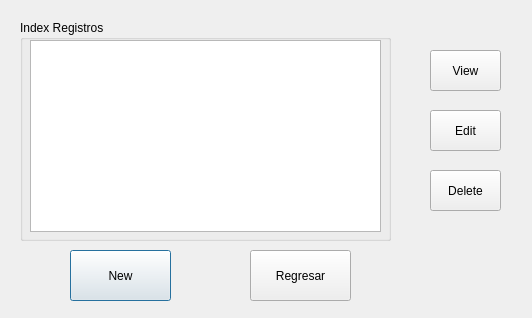
Old version of the form Sistema_de_Registro_de_Hotel/gui_index_registro.ui in the repository JeffersonFarCar/Sistema-de-Registro-de-Hotel.
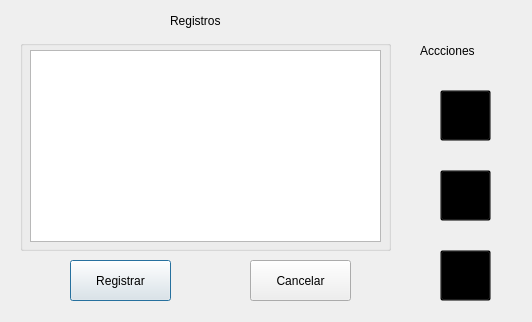
New version of the form. Icons and pictures are not drawn.

Commit message: Index Views

Diff of the .ui file:
```diff
--- a/Sistema_de_Registro_de_Hotel/gui_index_registro.ui
+++ b/Sistema_de_Registro_de_Hotel/gui_index_registro.ui
@@ -7,7 +7,7 @@
     <x>0</x>
     <y>0</y>
     <width>532</width>
-    <height>318</height>
+    <height>322</height>
    </rect>
   </property>
   <property name="windowTitle">
@@ -17,32 +17,35 @@
    <property name="geometry">
     <rect>
      <x>70</x>
-     <y>250</y>
+     <y>260</y>
      <width>101</width>
-     <height>51</height>
+     <height>41</height>
     </rect>
    </property>
+   <property name="styleSheet">
+    <string notr="true">font: 75 16pt &quot;Times New Roman&quot;;</string>
+   </property>
    <property name="text">
-    <string>New</string>
+    <string>Registrar</string>
    </property>
   </widget>
   <widget class="QGroupBox" name="groupBox">
    <property name="geometry">
     <rect>
      <x>20</x>
-     <y>20</y>
+     <y>40</y>
      <width>371</width>
-     <height>221</height>
+     <height>211</height>
     </rect>
    </property>
    <property name="title">
-    <string>Index Registros</string>
+    <string/>
    </property>
    <widget class="QListWidget" name="list_Registros">
     <property name="geometry">
      <rect>
       <x>10</x>
-      <y>20</y>
+      <y>10</y>
       <width>351</width>
       <height>192</height>
      </rect>
@@ -53,52 +56,120 @@
    <property name="geometry">
     <rect>
      <x>250</x>
-     <y>250</y>
+     <y>260</y>
      <width>101</width>
-     <height>51</height>
+     <height>41</height>
     </rect>
    </property>
+   <property name="styleSheet">
+    <string notr="true">font: 75 16pt &quot;Times New Roman&quot;;</string>
+   </property>
    <property name="text">
-    <string>Regresar</string>
+    <string>Cancelar</string>
    </property>
   </widget>
   <widget class="QPushButton" name="view_registros_button">
    <property name="geometry">
     <rect>
-     <x>430</x>
-     <y>50</y>
-     <width>71</width>
-     <height>41</height>
+     <x>440</x>
+     <y>90</y>
+     <width>51</width>
+     <height>51</height>
     </rect>
    </property>
+   <property name="styleSheet">
+    <string notr="true">#view_registros_button{
+	background-color: transparent;
+	border-image: url(:/imagenes/imagenes/view_unpressed.png);
+}
+
+#view_registros_button:pressed{
+	background-color: transparent;
+	border-image: url(:/imagenes/imagenes/view_pressed.png);
+}</string>
+   </property>
    <property name="text">
-    <string>View</string>
+    <string/>
    </property>
   </widget>
   <widget class="QPushButton" name="edit_registros_button">
    <property name="geometry">
     <rect>
-     <x>430</x>
-     <y>110</y>
-     <width>71</width>
-     <height>41</height>
-    </rect>
-   </property>
-   <property name="text">
-    <string>Edit</string>
-   </property>
-  </widget>
-  <widget class="QPushButton" name="delete_registros_button">
-   <property name="geometry">
-    <rect>
-     <x>430</x>
+     <x>440</x>
      <y>170</y>
-     <width>71</width>
-     <height>41</height>
+     <width>51</width>
+     <height>51</height>
     </rect>
    </property>
+   <property name="styleSheet">
+    <string notr="true">#edit_registros_button{
+	background-color: transparent;
+	border-image: url(:/imagenes/imagenes/edit_unpressed.png);
+}
+
+#edit_registros_button:pressed{
+	background-color: transparent;
+	border-image: url(:/imagenes/imagenes/edit_pressed.png);
+}</string>
+   </property>
    <property name="text">
-    <string>Delete</string>
+    <string/>
+   </property>
+  </widget>
+  <widget class="QPushButton" name="delete_registros_button">
+   <property name="geometry">
+    <rect>
+     <x>440</x>
+     <y>250</y>
+     <width>51</width>
+     <height>51</height>
+    </rect>
+   </property>
+   <property name="styleSheet">
+    <string notr="true">#delete_registros_button{
+	background-color: transparent;
+	border-image: url(:/imagenes/imagenes/delete_unpressed.png);
+}
+
+#delete_registros_button:pressed{
+	background-color: transparent;
+	border-image: url(:/imagenes/imagenes/delete_pressed.png);
+}</string>
+   </property>
+   <property name="text">
+    <string/>
+   </property>
+  </widget>
+  <widget class="QLabel" name="label_2">
+   <property name="geometry">
+    <rect>
+     <x>420</x>
+     <y>40</y>
+     <width>81</width>
+     <height>21</height>
+    </rect>
+   </property>
+   <property name="styleSheet">
+    <string notr="true">font: 75 14pt &quot;Times New Roman&quot;;</string>
+   </property>
+   <property name="text">
+    <string>Accciones</string>
+   </property>
+  </widget>
+  <widget class="QLabel" name="label_3">
+   <property name="geometry">
+    <rect>
+     <x>170</x>
+     <y>10</y>
+     <width>111</width>
+     <height>21</height>
+    </rect>
+   </property>
+   <property name="styleSheet">
+    <string notr="true">font: 75 20pt &quot;Times New Roman&quot;;</string>
+   </property>
+   <property name="text">
+    <string>Registros</string>
    </property>
   </widget>
  </widget>
```
The commit also changes 20 other files.
